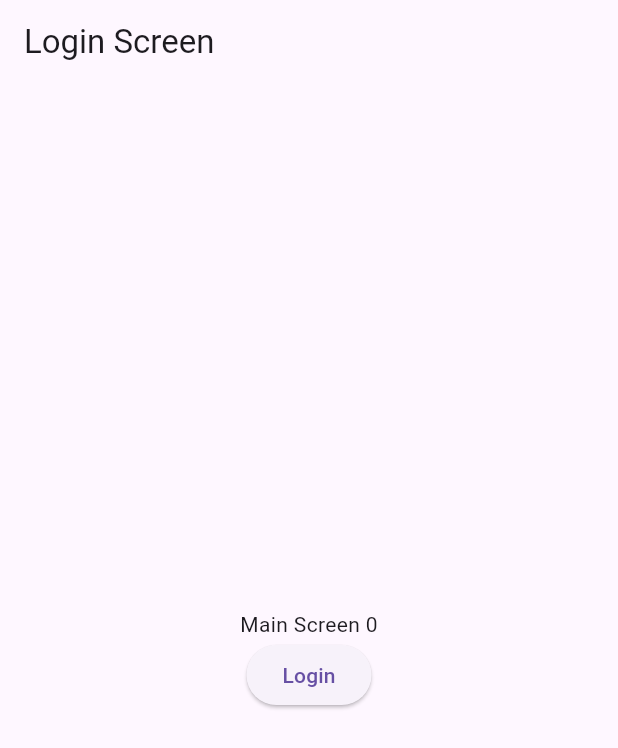
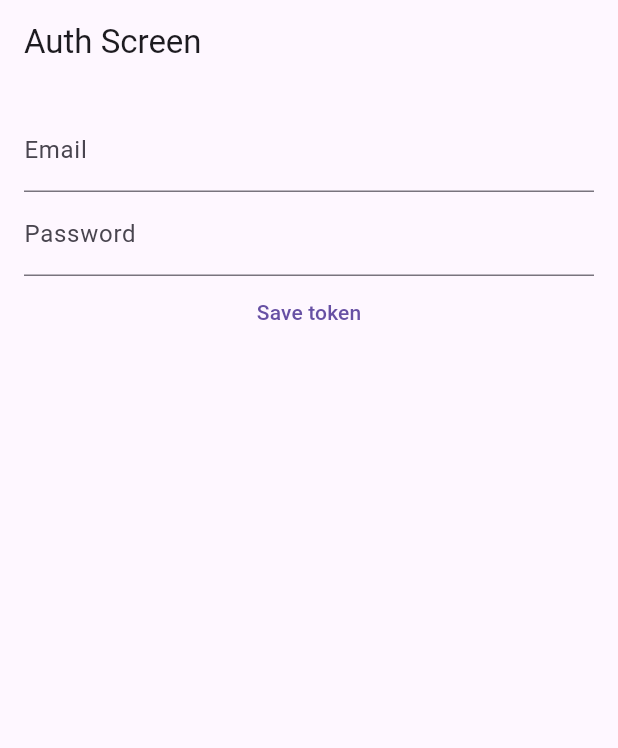
Before and after one commit to NureSorokinVadym/apz-pzpi-21-4-sorokin-vadym, a Flutter app: the screen it shows after launch, on a phone screen of 412 x 824 dp. Shown: the top 748 px of the screen. Run offline on Flutter 3.47's test engine with Material 3 defaults, Android fonts, the phone set to English and light mode, and no system bars; our stand-ins replace flutter_hooks, freezed_annotation, functional_widget_annotation, go_router, hooks_riverpod, riverpod_annotation and 1 more; generated files the repository leaves out were written again.

```diff
--- a/Task4/sport_changer/lib/application/controllers/auth.dart
+++ b/Task4/sport_changer/lib/application/controllers/auth.dart
@@ -1,8 +1,6 @@
 import 'package:riverpod_annotation/riverpod_annotation.dart';
 import 'package:shared_preferences/shared_preferences.dart';
 import 'package:http/http.dart' as http;
-import 'package:freezed_annotation/freezed_annotation.dart';
-import 'package:riverpod/riverpod.dart';
 import 'dart:convert';
 
 import 'package:sport_changer/domain/auth.dart';
@@ -13,6 +11,8 @@ class Keys {
   final String key;
   const Keys(this.key);
 }
+
+const URL = "http://localhost/";
 
 const Token = Keys('token');
 
@@ -27,20 +27,55 @@ class AuthInfoControler extends _$AuthInfoControler {
     _client = http.Client();
 
     final token = _prefs.getString(Token.key);
-    print("Token from shated prefs: $token");
+    if (token != null) {
+      return _getUserInfo(token);
+    }
+    return null;
+  }
 
-    return null;
+  Future requestLogin(String email, String password) async {
+    state = const AsyncValue.loading();
+    final response = await _client.post(
+      Uri.parse('${URL}api/auth/log_in'),
+      headers: {
+        'Content-Type': 'application/json; charset=UTF-8',
+      },
+      body: jsonEncode({'email': email, 'password': password}),
+    );
+    if (response.statusCode == 200) {
+      final token = jsonDecode(response.body)['token'] as String;
+      await setToken(token);
+    }
+  }
+
+  Future setAuthInfo(AuthInfo authInfo) async {
+    await _prefs.setString(Token.key, authInfo.token);
+    state = AsyncValue.data(authInfo);
   }
 
   Future setToken(String token) async {
     await _prefs.setString(Token.key, token);
-    state = AsyncValue.data(AuthInfo(token: token));
+    state = AsyncValue.data(await _getUserInfo(token));
   }
 
   Future deleteToken() async {
     await _prefs.remove(Token.key);
     state = const AsyncValue.data(null);
   }
+
+  Future<AuthInfo> _getUserInfo(String token) async {
+    final response = await _client.get(
+      Uri.parse('${URL}api/auth/user_info'),
+      headers: {
+        'Content-Type': 'application/json; charset=UTF-8',
+        'Authorization': 'Bearer $token',
+      },
+    );
+    if (response.statusCode == 200) {
+      final data = jsonDecode(response.body);
+      data['token'] = token;
+      return AuthInfo.fromJson(data);
+    }
+    return AuthInfo(token: token);
+  }
 }
-
-final counterProvider = StateProvider((ref) => 0);
--- a/Task4/sport_changer/lib/domain/auth.dart
+++ b/Task4/sport_changer/lib/domain/auth.dart
@@ -1,10 +1,17 @@
 import 'package:freezed_annotation/freezed_annotation.dart';
 
 part 'auth.freezed.dart';
+part 'auth.g.dart';
 
 @freezed
 class AuthInfo with _$AuthInfo {
   const factory AuthInfo({
     required String token,
+    String? email,
+    String? name,
+    String? surname,
   }) = _AuthInfo;
+
+  factory AuthInfo.fromJson(Map<String, dynamic> json) =>
+      _$AuthInfoFromJson(json);
 }
--- a/Task4/sport_changer/lib/presentation/router/router.dart
+++ b/Task4/sport_changer/lib/presentation/router/router.dart
@@ -9,6 +9,7 @@ part 'router.g.dart';
 @riverpod
 GoRouter router(RouterRef ref) {
   final routerKey = GlobalKey<NavigatorState>(debugLabel: 'routerState');
+  final shellKey = GlobalKey<NavigatorState>(debugLabel: 'shellState');
   final isAuth = ValueNotifier(const AsyncValue.data(false));
   ref
     ..listen(
@@ -19,9 +20,6 @@ GoRouter router(RouterRef ref) {
           data: (value) => value != null,
           loading: () => false,
           error: (_, __) => false));
-      print("Hello from update with state: $state\n and nextValue: $nextValue");
-      print("isAuth: ${isAuth.value}");
-      print("isAuth: ${isAuth.value.requireValue}");
     })
     ..onDispose(isAuth.dispose);
 
@@ -30,28 +28,37 @@ GoRouter router(RouterRef ref) {
     initialLocation: '/',
     refreshListenable: isAuth,
     redirect: (context, state) {
-      print("State: ${state.fullPath}");
-      if (isAuth.value.requireValue && state.fullPath == "/") {
-        return "/second";
-      }
-      if (!isAuth.value.requireValue && state.fullPath != "/") {
-        return "/";
-      }
+      final authValue = isAuth.value.requireValue;
+      final isLogin = state.fullPath == "/login";
+
+      if (authValue && isLogin) return "/";
+      if (!authValue && !isLogin) return "/login";
       return null;
     },
     routes: [
       GoRoute(
         path: '/',
+        name: 'home',
         builder: (context, state) => const MainScreen(),
       ),
+      ShellRoute(
+          navigatorKey: shellKey,
+          routes: [
+            GoRoute(
+                path: "/exercise",
+                name: "exercise",
+                builder: (context, state) => const ExercisesScreen()),
+            GoRoute(
+                path: "/setting",
+                name: "setting",
+                builder: (context, state) => const SettingScreen()),
+          ],
+          builder: (context, state, child) => ShellScreen(child: child)),
       GoRoute(
-        path: '/second',
-        builder: (context, state) => const SecondScreen(),
-      ),
-      GoRoute(
-        path: '/third',
-        builder: (context, state) => ThirdScreen(),
-      ),
+        path: '/login',
+        name: 'authorization',
+        builder: (context, state) => const AuthScreen(),
+      )
     ],
   );
 
--- a/Task4/sport_changer/lib/presentation/screens/main_screen.dart
+++ b/Task4/sport_changer/lib/presentation/screens/main_screen.dart
@@ -1,106 +1,153 @@
 import "package:flutter/material.dart";
 import "package:hooks_riverpod/hooks_riverpod.dart";
+import 'package:flutter_hooks/flutter_hooks.dart';
 import "package:go_router/go_router.dart";
+import 'package:functional_widget_annotation/functional_widget_annotation.dart';
 
 import 'package:sport_changer/application/controllers/auth.dart';
+import 'package:sport_changer/domain/auth.dart';
 
-class MainScreen extends ConsumerWidget {
-  const MainScreen({super.key});
+part 'main_screen.g.dart';
 
-  @override
-  Widget build(BuildContext context, WidgetRef ref) {
-    final counter = ref.watch(counterProvider);
+@hcwidget
+Widget userInfo(BuildContext context, WidgetRef ref,
+    {required AuthInfo authInfo}) {
+  return Column(
+    children: [
+      Text("Email: ${authInfo.email}"),
+      Text("Name: ${authInfo.name}"),
+      Text("Surname: ${authInfo.surname}"),
+    ],
+  );
+}
 
-    return Scaffold(
+@hcwidget
+Widget mainScreen(BuildContext context, WidgetRef ref) {
+  final authInfo = ref.watch(authInfoControlerProvider);
+
+  return Scaffold(
       appBar: AppBar(
-        title: const Text("Login Screen"),
+        title: const Text("Main Screen"),
       ),
-      body: Center(
+      body: Padding(
+        padding: const EdgeInsets.all(16),
+        child: Center(
+            child: Column(children: [
+          TextButton(
+              child: const Text("Go to Auth"),
+              onPressed: () =>
+                  ref.read(authInfoControlerProvider.notifier).deleteToken()),
+          authInfo.when(
+            data: (value) => value != null
+                ? userInfo(context, ref, authInfo: value)
+                : const Text("No data"),
+            loading: () => const CircularProgressIndicator(),
+            error: (error, stack) => Text("Error: $error"),
+          ),
+          TextButton(
+              child: const Text("Go to Exercises"),
+              onPressed: () => context.go("/exercise")),
+        ])),
+      ));
+}
+
+@hcwidget
+Widget authScreen(BuildContext context, WidgetRef ref) {
+  final emailController = useTextEditingController();
+  final passwordController = useTextEditingController();
+
+  final label = useState("");
+
+  return Scaffold(
+      appBar: AppBar(
+        title: Text("Auth Screen ${label.value}"),
+      ),
+      body: Padding(
+        padding: const EdgeInsets.all(16),
+        child: Center(
+          child: Column(
+            children: [
+              TextField(
+                controller: emailController,
+                onChanged: (value) => label.value = value,
+                decoration: const InputDecoration(labelText: "Email"),
+              ),
+              TextField(
+                controller: passwordController,
+                decoration: const InputDecoration(labelText: "Password"),
+              ),
+              TextButton(
+                  child: const Text("Save token"),
+                  onPressed: () => ref
+                      .read(authInfoControlerProvider.notifier)
+                      .requestLogin(
+                          emailController.text, passwordController.text)),
+            ],
+          ),
+        ),
+      ));
+}
+
+@hcwidget
+Widget shellScreen(BuildContext context, WidgetRef ref,
+    {required Widget child}) {
+  final checkedIndex = useState(0);
+
+  return Scaffold(
+    body: child,
+    bottomNavigationBar: BottomNavigationBar(
+      items: const [
+        BottomNavigationBarItem(
+          icon: Icon(Icons.fitness_center),
+          label: "Exercises",
+        ),
+        BottomNavigationBarItem(
+          icon: Icon(Icons.settings),
+          label: "Settings",
+        ),
+      ],
+      currentIndex: checkedIndex.value,
+      onTap: (index) {
+        checkedIndex.value = index;
+        if (index == 0) {
+          context.go("/exercise");
+        } else {
+          context.go("/setting");
+        }
+      },
+    ),
+  );
+}
+
+@hcwidget
+Widget exercisesScreen(BuildContext context, WidgetRef ref) {
+  return Scaffold(
+    appBar: AppBar(
+      title: Text("Exercises Screen"),
+    ),
+    body: Center(
+      child: Text("Exercises"),
+    ),
+  );
+}
+
+@hcwidget
+Widget settingScreen(BuildContext context, WidgetRef ref) {
+  return Scaffold(
+    appBar: AppBar(
+      title: Text("Settings Screen"),
+    ),
+    body: Padding(
+      padding: const EdgeInsets.all(16),
+      child: Center(
         child: Column(
-          mainAxisAlignment: MainAxisAlignment.center,
           children: [
-            Text("Main Screen $counter"),
-            ElevatedButton(
-              onPressed: () {
-                ref.read(authInfoControlerProvider.notifier).setToken("token");
-              },
-              child: const Text("Login"),
-            ),
+            TextButton(
+                child: const Text("Go to Start"),
+                onPressed: () => context.go("/")),
           ],
         ),
       ),
-    );
-  }
+    ),
+  );
 }
-
-class SecondScreen extends ConsumerWidget {
-  const SecondScreen({super.key});
-
-  @override
-  Widget build(BuildContext context, WidgetRef ref) {
-    final counter = ref.watch(counterProvider);
-
-    return Scaffold(
-      appBar: AppBar(
-        title: const Text("User Screen"),
-      ),
-      body: Center(
-        child: Column(
-          mainAxisAlignment: MainAxisAlignment.center,
-          children: [
-            Text("Second Screen $counter"),
-            ElevatedButton(
-              onPressed: () {
-                context.push("/third");
-              },
-              child: const Text("Go to Counter change screen"),
-            ),
-            TextButton(
-              onPressed: () {
-                ref.read(authInfoControlerProvider.notifier).deleteToken();
-              },
-              child: const Text("Log out"),
-            ),
-          ],
-        ),
-      ),
-    );
-  }
-}
-
-class ThirdScreen extends ConsumerWidget {
-  ThirdScreen({super.key});
-
-  @override
-  Widget build(BuildContext context, WidgetRef ref) {
-    final counter = ref.watch(counterProvider);
-
-    return Scaffold(
-      appBar: AppBar(
-        title: const Text("Third Screen"),
-        actions: [
-          IconButton(
-            onPressed: () {
-              context.pop();
-            },
-            icon: const Icon(Icons.arrow_back),
-          ),
-        ],
-      ),
-      body: Center(
-        child: Column(
-          mainAxisAlignment: MainAxisAlignment.center,
-          children: [
-            const Text("Counter Screen"),
-            ElevatedButton(
-              onPressed: () {
-                ref.read(counterProvider.notifier).state++;
-              },
-              child: Text("Counter (click me): $counter"),
-            ),
-          ],
-        ),
-      ),
-    );
-  }
-}
--- a/Task4/sport_changer/pubspec.yaml
+++ b/Task4/sport_changer/pubspec.yaml
@@ -44,6 +44,7 @@ dependencies:
   freezed_annotation: ^2.4.1
   http: ^1.2.1
   json_annotation: ^4.9.0
+  functional_widget_annotation: ^0.10.0
 
 dev_dependencies:
   flutter_test:
@@ -60,6 +61,7 @@ dev_dependencies:
   custom_lint: ^0.6.4
   riverpod_lint: ^2.3.10
   json_serializable: ^6.8.0
+  functional_widget: ^0.10.2
 
 # For information on the generic Dart part of this file, see the
 # following page: https://dart.dev/tools/pub/pubspec
```
Also changed, not shown: Task4/sport_changer/lib/application/controllers/auth.g.dart, Task4/sport_changer/lib/domain/auth.freezed.dart, Task4/sport_changer/lib/domain/auth.g.dart (added), Task4/sport_changer/lib/presentation/router/router.g.dart, Task4/sport_changer/lib/presentation/screens/main_screen.g.dart (added), Task4/sport_changer/pubspec.lock.
